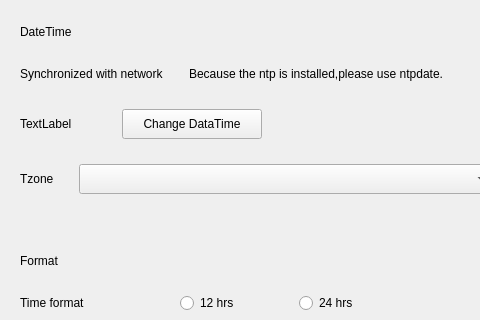
Qt form plugins/time-language/datetime/datetime.ui (ukui/ukui-control-center) before a commit; both pictures show x 0 to 480 and y 0 to 320 of the 800 by 710 pixel window.
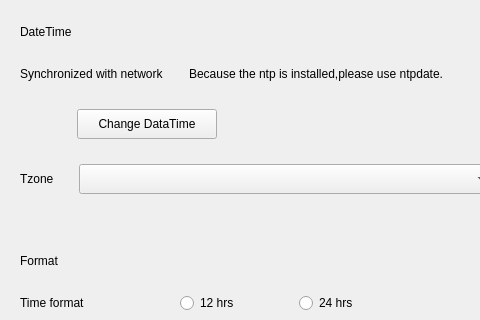
The same form after that commit.

```diff
--- a/plugins/time-language/datetime/datetime.ui
+++ b/plugins/time-language/datetime/datetime.ui
@@ -136,7 +136,7 @@
             </sizepolicy>
            </property>
            <property name="text">
-            <string>TextLabel</string>
+            <string/>
            </property>
            <property name="stylesize" stdset="0">
             <string>special</string>
```
Left out of the diff: 10 changed lines with no effect on the pictures.
